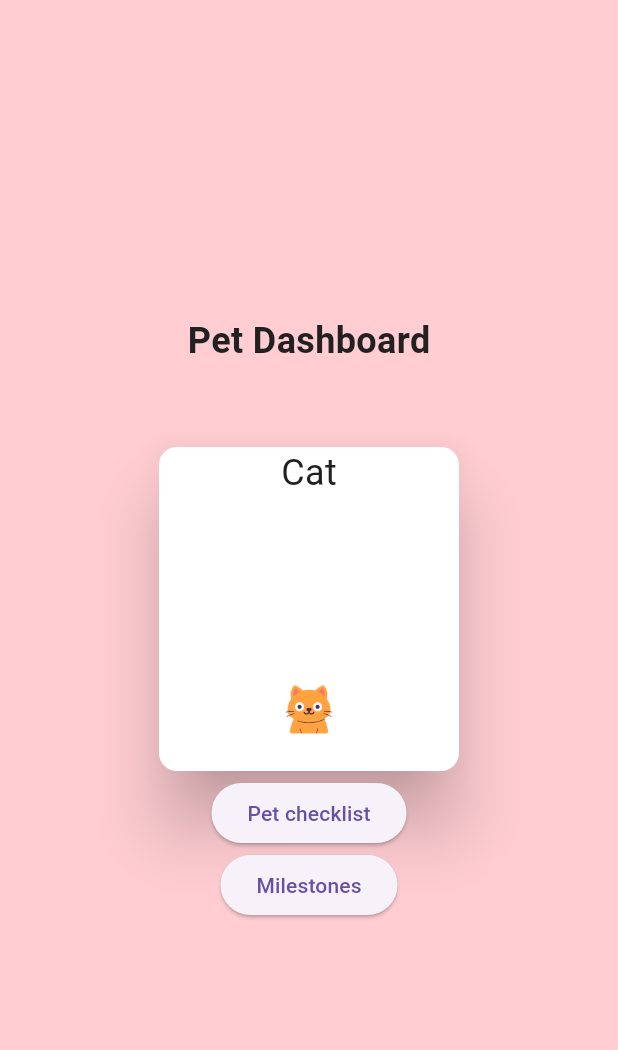
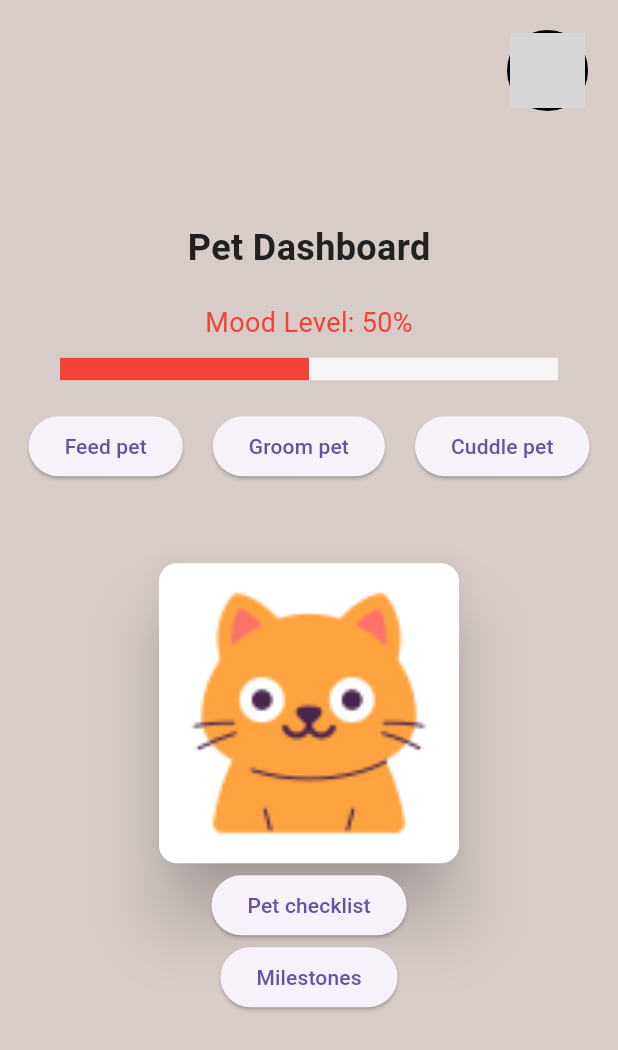
Before and after one commit to yoko3new/Virtual-Pet-App, a Flutter app: the petDashboard screen opened by its route, on a phone screen of 412 x 824 dp. Shown: the top 1050 px of the screen. Run offline on Flutter 3.47's test engine with Material 3 defaults, Android fonts, the phone set to English and light mode, and no system bars; grey boxes are pictures that could not be loaded.

Commit message:
Update pet_dashboard.dart

```diff
--- a/lib/pages/pet_dashboard.dart
+++ b/lib/pages/pet_dashboard.dart
@@ -1,24 +1,64 @@
 import 'package:flutter/material.dart';
-import 'package:login/components/my_button.dart';
-import 'package:login/components/my_textfield.dart';
-import 'package:login/components/square_tile.dart';
+import 'dart:async';
 
-class petDashboard extends StatelessWidget {
-  petDashboard({super.key});
+
+
+class petDashboard extends StatefulWidget {
+  const petDashboard({super.key});
+
+  @override
+  _PetDashboardState createState() => _PetDashboardState();
+}
+
+class _PetDashboardState extends State<petDashboard> {
+  double moodLevel = 50.0;
+  late Timer moodTimer;
+
+  @override
+  void initState() {
+    super.initState();
+    _startMoodDecrease(); // Start the mood decrease timer when the app starts
+  }
+
+  // Start the timer to decrease mood every hour
+  void _startMoodDecrease() {
+    moodTimer = Timer.periodic(const Duration(hours: 1), (timer) {
+      _decreaseMood();
+    });
+  }
+
+  // Function to decrease mood by 5% every time the timer ticks
+  void _decreaseMood() {
+    setState(() {
+      moodLevel = (moodLevel - (moodLevel * 0.05)).clamp(0.0, 100.0);
+    });
+  }
+
+  // Update mood level when user interacts
+  void _updateMood(double moodChange) {
+    setState(() {
+      moodLevel = (moodLevel + moodChange).clamp(0.0, 100.0);
+    });
+  }
+
+  @override
+  void dispose() {
+    moodTimer.cancel();
+    super.dispose();
+  }
 
   @override
   Widget build(BuildContext context) {
     return Scaffold(
-        backgroundColor: Colors.red[100],
+      backgroundColor: Colors.brown[100],
       body: SafeArea(
-        child: Center(
+        child: Stack(
+          children: [
+
+            Center(
               child: Column(
-
-
                 mainAxisAlignment: MainAxisAlignment.center,
-
                 children: <Widget>[
-
                   Text(
                     'Pet Dashboard',
                     style: TextStyle(
@@ -27,47 +67,138 @@ class petDashboard extends StatelessWidget {
                       fontWeight: FontWeight.bold,
                     ),
                   ),
+                  const SizedBox(height: 20),
+
+                  // Mood status bar
+                  Padding(
+                    padding: const EdgeInsets.symmetric(horizontal: 40.0),
+                    child: Column(
+                      children: [
+                        // Mood level label
+                        Text(
+                          'Mood Level: ${moodLevel.toInt()}%',
+                          style: TextStyle(
+                            fontSize: 18,
+                            color: moodLevel > 50 ? Colors.green : Colors.red,
+                          ),
+                        ),
+                        const SizedBox(height: 10),
+
+                        // Mood progress bar
+                        LinearProgressIndicator(
+                          value: moodLevel / 100,
+                          minHeight: 15,
+                          backgroundColor: Colors.grey[100],
+                          valueColor: AlwaysStoppedAnimation<Color>(
+                            moodLevel > 50 ? Colors.green : Colors.red,
+                          ),
+                        ),
+                        const SizedBox(height: 20),
+                      ],
+                    ),
+                  ),
+                  Row(
+                    mainAxisAlignment: MainAxisAlignment.center,
+                    children: <Widget>[
+                      ElevatedButton(
+                        child: const Text("Feed pet"),
+                        onPressed: () {
+                          _updateMood(20);
+                        },
+                      ),
+
+                      SizedBox(width: 20),
+
+                      ElevatedButton(
+                        child: const Text("Groom pet"),
+                        onPressed: () {
+                          _updateMood(20);
+                        },
+                      ),
+
+                      SizedBox(width: 20),
+
+                      ElevatedButton(
+                        child: const Text("Cuddle pet"),
+                        onPressed: () {
+                          _updateMood(20);
+                        },
+                      ),
+                    ],
+                  ),
 
                   const SizedBox(height: 50),
+
                   Card(
                     elevation: 20,
                     color: Colors.white,
                     child: Column(
                       mainAxisSize: MainAxisSize.min,
                       children: <Widget>[
-                  Text(
-                    'Cat',
-                    style: TextStyle(
-                      color: Colors.grey[900],
-                      fontSize: 24,
+
+                        Image.asset(
+                          'lib/images/cat.png',
+                          height: 200,
+                          width: 200,
+                          fit: BoxFit.fill,
                         ),
-                  ),
-                  const SizedBox(height: 100, width: 200),
-                  // Adjust height as needed
-                  SquareTile(imagePath: 'lib/images/cat.png'),
                       ],
                     ),
                   ),
 
                   ElevatedButton(
                     child: const Text("Pet checklist"),
-              onPressed:(){
-                Navigator.pushNamed(context, '/');
+                    onPressed: () {
+                      Navigator.pushNamed(context, '/petchecklist');
                     },
                   ),
 
                   ElevatedButton(
                     child: const Text("Milestones"),
-              onPressed:(){
-                Navigator.pushNamed(context, '/');
+                    onPressed: () {
+                      Navigator.pushNamed(context, '/milestones');
                     },
+                  ),
+                ],
+              ),
             ),
 
 
+            // Profile pic
+        Positioned(
+          top: 20,
+          right: 20,
+          child: GestureDetector(
+            onTap: () {
+              Navigator.pushNamed(context, '/profile');
+            },
+            child: Container(
+              decoration: BoxDecoration(
+                shape: BoxShape.circle,
+                border: Border.all(
+                  color: Colors.black,
+                  width: 2.0,
+                ),
+              ),
+              child: ClipOval(
+                child: Image.asset(
+                  'lib/images/profile.jpg',
+                  width: 50.0,
+                  height: 50.0,
+                  fit: BoxFit.cover,
+                ),
+              ),
+            ),
+          ),
+        ),
       ],
-        ),
+
     ),
       ),
     );
   }
 }
+
+void main() {
+  runApp(MaterialApp(home: petDashboard()));
+}
```
Lines whose indentation alone changed are shown as unchanged.
